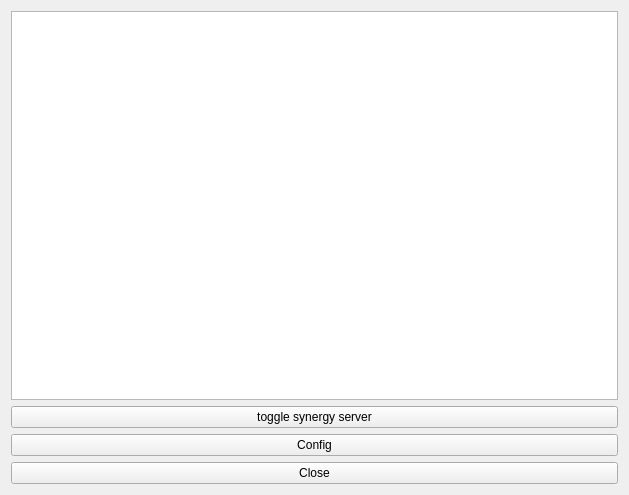
Old version of the form src/mainview.ui in the repository mbruggmann/synergytray.
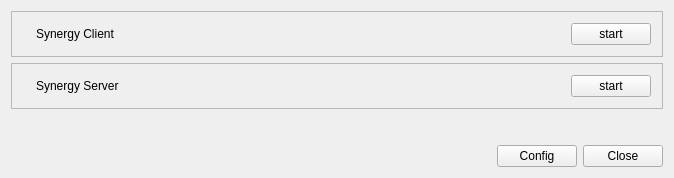
New version of the form. Custom widgets are drawn as their Qt base class.

```diff
--- a/src/mainview.ui
+++ b/src/mainview.ui
@@ -1,13 +1,13 @@
 <?xml version="1.0" encoding="UTF-8"?>
 <ui version="4.0">
  <class>mainview</class>
- <widget class="QWidget" name="mainview">
-  <property name="geometry">
+ <widget class="QWidget" name="mainview" >
+  <property name="geometry" >
    <rect>
     <x>0</x>
     <y>0</y>
-    <width>629</width>
-    <height>495</height>
+    <width>674</width>
+    <height>178</height>
    </rect>
   </property>
   <property name="sizePolicy">
@@ -27,33 +27,168 @@
   </property>
   <layout class="QVBoxLayout" name="verticalLayout">
    <item>
-    <widget class="QTextEdit" name="textedit"/>
-   </item>
-   <item>
-    <widget class="QPushButton" name="toggleButton">
-     <property name="text">
-      <string>toggle synergy server</string>
+    <widget class="QFrame" name="frame_2" >
+     <property name="frameShape" >
+      <enum>QFrame::StyledPanel</enum>
      </property>
+     <property name="frameShadow" >
+      <enum>QFrame::Raised</enum>
+     </property>
+     <layout class="QHBoxLayout" name="horizontalLayout_3" >
+      <item>
+       <layout class="QHBoxLayout" name="clientLayout" >
+        <item>
+         <layout class="QVBoxLayout" name="verticalLayout_3" >
+          <item>
+           <widget class="QLabel" name="clientIcon" >
+            <property name="text" >
+             <string/>
+            </property>
+           </widget>
+          </item>
+         </layout>
+        </item>
+        <item>
+         <widget class="QLabel" name="label_2" >
+          <property name="text" >
+           <string>Synergy Client</string>
+          </property>
+         </widget>
+        </item>
+        <item>
+         <spacer name="horizontalSpacer_2" >
+          <property name="orientation" >
+           <enum>Qt::Horizontal</enum>
+          </property>
+          <property name="sizeHint" stdset="0" >
+           <size>
+            <width>40</width>
+            <height>20</height>
+           </size>
+          </property>
+         </spacer>
+        </item>
+        <item>
+         <widget class="KPushButton" name="clientButton" >
+          <property name="text" >
+           <string>start</string>
+          </property>
+         </widget>
+        </item>
+       </layout>
+      </item>
+     </layout>
     </widget>
    </item>
    <item>
-    <widget class="QPushButton" name="configButton">
-     <property name="text">
-      <string>Config</string>
+    <widget class="QFrame" name="frame" >
+     <property name="frameShape" >
+      <enum>QFrame::StyledPanel</enum>
      </property>
+     <property name="frameShadow" >
+      <enum>QFrame::Raised</enum>
+     </property>
+     <layout class="QHBoxLayout" name="horizontalLayout_2" >
+      <item>
+       <layout class="QHBoxLayout" name="serverLayout" >
+        <item>
+         <layout class="QVBoxLayout" name="serverVLayout" >
+          <item>
+           <widget class="QLabel" name="serverIcon" >
+            <property name="text" >
+             <string/>
+            </property>
+           </widget>
+          </item>
+         </layout>
+        </item>
+        <item>
+         <widget class="QLabel" name="serverLabel2" >
+          <property name="text" >
+           <string>Synergy Server</string>
+          </property>
+         </widget>
+        </item>
+        <item>
+         <spacer name="serverHSpacer" >
+          <property name="orientation" >
+           <enum>Qt::Horizontal</enum>
+          </property>
+          <property name="sizeHint" stdset="0" >
+           <size>
+            <width>40</width>
+            <height>20</height>
+           </size>
+          </property>
+         </spacer>
+        </item>
+        <item>
+         <widget class="KPushButton" name="serverButton" >
+          <property name="text" >
+           <string>start</string>
+          </property>
+         </widget>
+        </item>
+       </layout>
+      </item>
+     </layout>
     </widget>
    </item>
    <item>
-    <widget class="QPushButton" name="closeButton">
-     <property name="text">
-      <string>Close</string>
+    <spacer name="verticalSpacer" >
+     <property name="orientation" >
+      <enum>Qt::Vertical</enum>
      </property>
-    </widget>
+     <property name="sizeHint" stdset="0" >
+      <size>
+       <width>20</width>
+       <height>40</height>
+      </size>
+     </property>
+    </spacer>
+   </item>
+   <item>
+    <layout class="QHBoxLayout" name="horizontalLayout" >
+     <item>
+      <spacer name="horizontalSpacer" >
+       <property name="orientation" >
+        <enum>Qt::Horizontal</enum>
+       </property>
+       <property name="sizeHint" stdset="0" >
+        <size>
+         <width>40</width>
+         <height>20</height>
+        </size>
+       </property>
+      </spacer>
+     </item>
+     <item>
+      <widget class="QPushButton" name="configButton" >
+       <property name="text" >
+        <string>Config</string>
+       </property>
+      </widget>
+     </item>
+     <item>
+      <widget class="QPushButton" name="closeButton" >
+       <property name="text" >
+        <string>Close</string>
+       </property>
+      </widget>
+     </item>
+    </layout>
    </item>
   </layout>
  </widget>
- <layoutdefault spacing="6" margin="11"/>
+ <layoutdefault spacing="6" margin="11" />
  <pixmapfunction>qPixmapFromMimeSource</pixmapfunction>
+ <customwidgets>
+  <customwidget>
+   <class>KPushButton</class>
+   <extends>QPushButton</extends>
+   <header>kpushbutton.h</header>
+  </customwidget>
+ </customwidgets>
  <resources/>
  <connections/>
 </ui>
```
Left out of the diff: 15 changed lines with no effect on the pictures.
